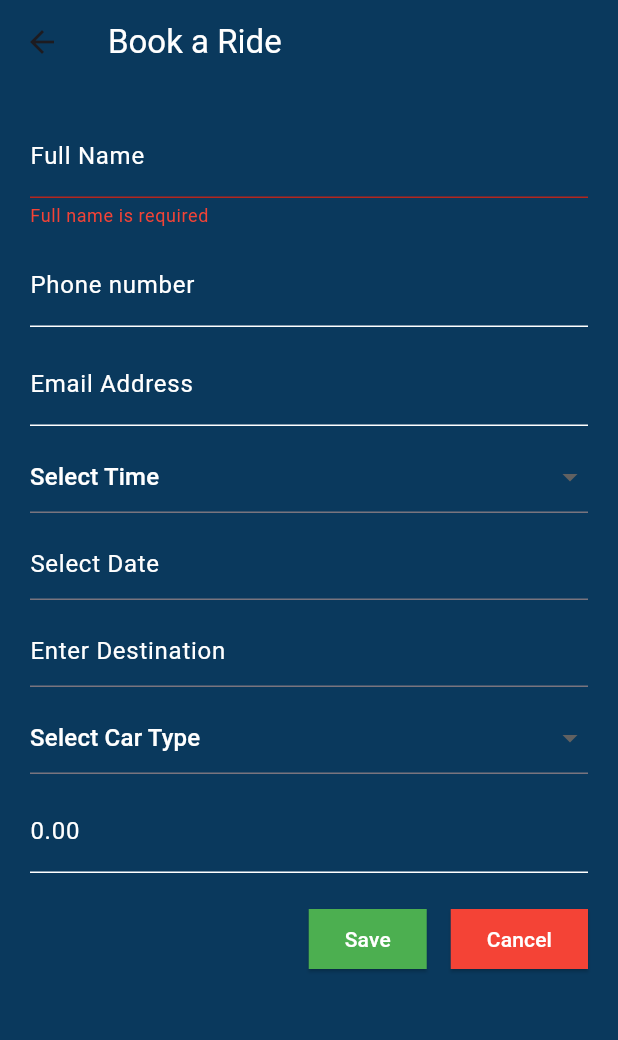
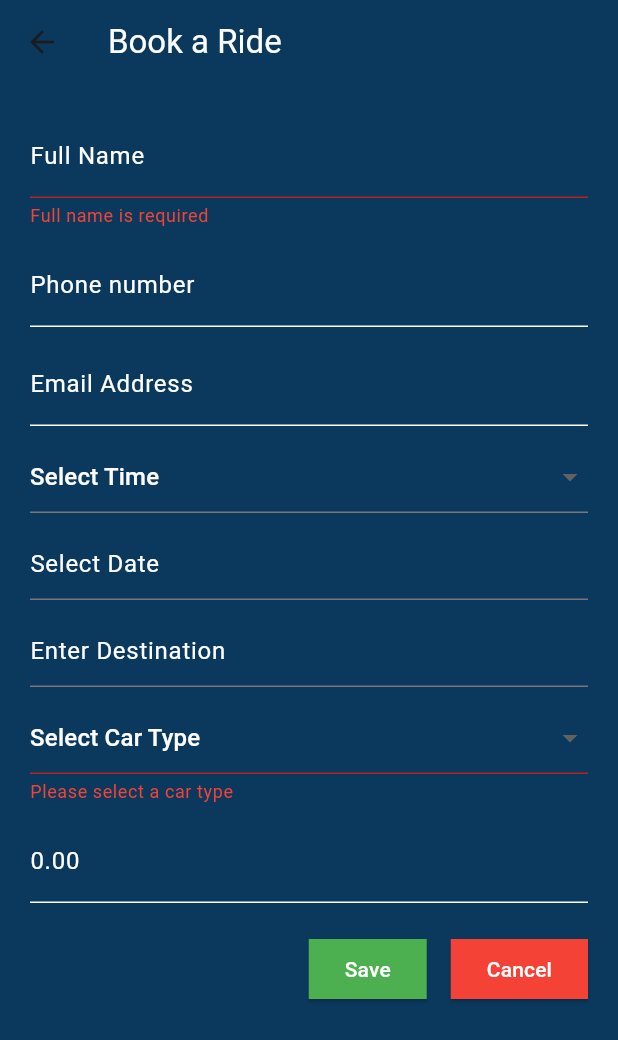
Before and after one commit to Deodate/RIDEPICKING-MOBILE-APP, a Flutter app: the OrderForm screen opened by its route, after a tap on "Save", on a phone screen of 412 x 824 dp. Shown: the top 1040 px of the screen. Run offline on Flutter 3.47's test engine with Material 3 defaults, Android fonts, the phone set to English and light mode, and no system bars; our stand-ins replace email_validator, flutter_dotenv, supabase_flutter; accounts and stored records are empty.

Commit message:
Driver complete

```diff
--- a/pickride/lib/auth/BookingsDriver.dart
+++ b/pickride/lib/auth/BookingsDriver.dart
@@ -16,6 +16,7 @@ class Booking {
   String date;
   String time;
   String destination;
+  String car_type;
   String status;
 
   Booking({
@@ -23,6 +24,7 @@ class Booking {
     required this.fullName,
     required this.date,
     required this.time,
+     required this.car_type,
     required this.destination,
     String? status,
   }) : status = status ?? 'Pending';
@@ -33,6 +35,7 @@ class Booking {
       fullName: json['full_name'] ?? '',
       date: json['booking_date'] ?? '',
       time: json['booking_time'] ?? '',
+      car_type: json['car_type'] ?? '',
       destination: json['destination'] ?? '',
       status: json['status'] ?? 'Pending',
     );
@@ -192,6 +195,7 @@ class _BookingsDriverState extends State<BookingsDriver> {
                                 DataColumn(label: Text('Date')),
                                 DataColumn(label: Text('Time')),
                                 DataColumn(label: Text('Destination')),
+                                DataColumn(label: Text('Car Type')),
                                 DataColumn(label: Text('Booking')),
                               ],
                               rows: _getPaginatedBookings().asMap().entries.map((entry) {
@@ -203,6 +207,7 @@ class _BookingsDriverState extends State<BookingsDriver> {
                                   DataCell(Text(booking.date)),
                                   DataCell(Text(booking.time)),
                                   DataCell(Text(booking.destination)),
+                                  DataCell(Text(booking.car_type)),
                                   DataCell(Text(booking.status)),
                                 ]);
                               }).toList(),
--- a/pickride/lib/ui/order.dart
+++ b/pickride/lib/ui/order.dart
@@ -65,6 +65,7 @@ class _OrderFormState extends State<OrderForm> {
     final destination = _destinationController.text.trim();
     final bookingTime = _selectedTime;
     final cost = double.tryParse(_costController.text.replaceAll(' RWF', ''));
+     final carType = _selectedCarType;
 
     if (fullName.isEmpty || phoneNumber.isEmpty || bookingTime == null) {
       ScaffoldMessenger.of(context).showSnackBar(
@@ -87,6 +88,7 @@ class _OrderFormState extends State<OrderForm> {
         'booking_date': bookingDate?.toIso8601String(),
         'destination': destination,
         'cost': cost,
+        'car_type': carType,
       });
 
       if (mounted) {
@@ -364,16 +366,25 @@ class _OrderFormState extends State<OrderForm> {
 Widget _buildCarTypeDropdown() {
   return DropdownButtonFormField<String>(
     value: _selectedCarType,
+    decoration: const InputDecoration(
+      errorStyle: TextStyle(color: Colors.red),
+    ),
     hint: const Text(
-        'Select Car Type', // Placeholder text
-        style: TextStyle(
-            color: Colors.white), // Set the placeholder text color to white
+      'Select Car Type',
+      style: TextStyle(color: Colors.white),
     ),
     items: _carTypes
         .map((carType) =>
             DropdownMenuItem(value: carType, child: Text(carType)))
         .toList(),
     onChanged: (newValue) => setState(() => _selectedCarType = newValue),
+    validator: (value) {
+      if (value == null) {
+        return 'Please select a car type';
+      }
+      return null;
+    },
+    autovalidateMode: AutovalidateMode.onUserInteraction,
   );
 }
 
```
Lines whose indentation alone changed are shown as unchanged.
